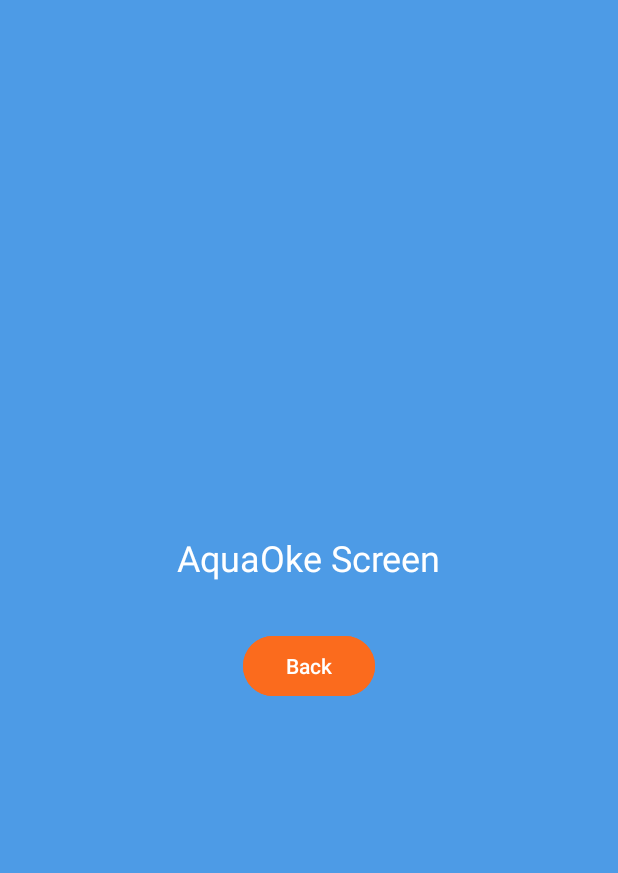
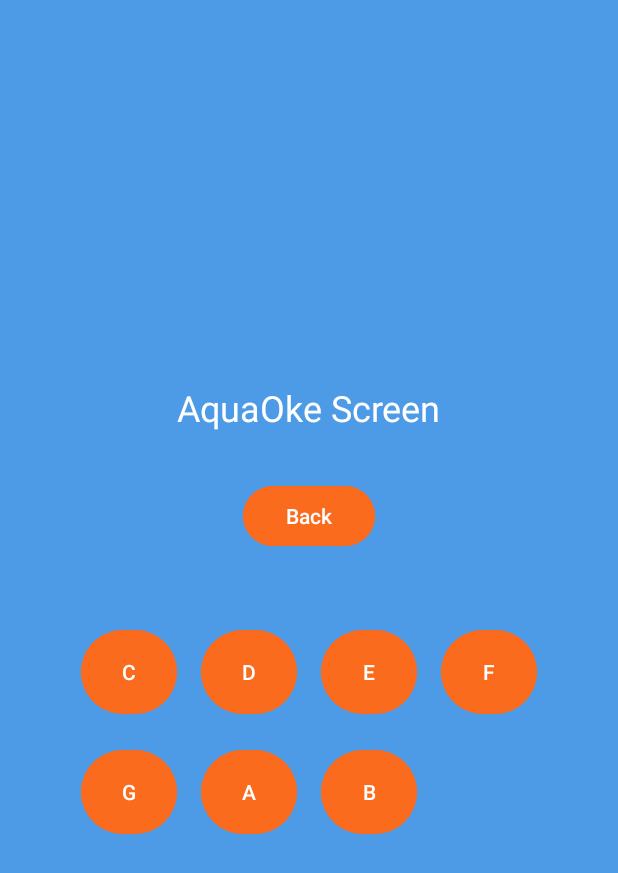
Before and after one commit to as6500/TidesOfCleania, an Android app: the AquaOke screen opened directly, with no data from a screen before it, on a phone screen of 412 x 824 dp. Shown: the top 873 px of the screen. Run offline under Robolectric (Android 15) with nearby library versions, the phone set to English and light mode, and no system bars.

Commit message:
added notes sounds to the companion app and playing around with how the sound plugin works

```diff
--- a/app/src/main/java/pt/iade/games/TidesOfCleania/AquaOke.kt
+++ b/app/src/main/java/pt/iade/games/TidesOfCleania/AquaOke.kt
@@ -4,8 +4,19 @@ import android.content.Intent
 import android.os.Bundle
 import android.widget.Button
 import androidx.appcompat.app.AppCompatActivity
+import android.media.AudioAttributes
+import android.media.SoundPool
 
 class AquaOke : AppCompatActivity() {
+    private lateinit var soundPool: SoundPool
+    private var si = 0
+    private var la = 0
+    private var sol = 0
+    private var fa = 0
+    private var mi = 0
+    private var re = 0
+    private var doo = 0
+
     override fun onCreate(savedInstanceState: Bundle?) {
         super.onCreate(savedInstanceState)
         setContentView(R.layout.activity_aquaoke)
@@ -17,5 +28,56 @@ class AquaOke : AppCompatActivity() {
             startActivity(intent)
             finish()
         }
+        // initialize soundpool
+        val audioAttributes = AudioAttributes.Builder()
+            .setUsage(AudioAttributes.USAGE_GAME)
+            .setContentType(AudioAttributes.CONTENT_TYPE_MUSIC)
+            .build()
+
+        soundPool = SoundPool.Builder()
+            .setMaxStreams(7)
+            .setAudioAttributes(audioAttributes)
+            .build()
+
+        // load notes
+        si = soundPool.load(this, R.raw.marimba_si, 1)
+        la = soundPool.load(this, R.raw.marimba_la, 1)
+        sol = soundPool.load(this, R.raw.marimba_sol, 1)
+        fa = soundPool.load(this, R.raw.marimba_fa, 1)
+        mi = soundPool.load(this, R.raw.marimba_mi, 1)
+        re = soundPool.load(this, R.raw.marimba_re, 1)
+        doo = soundPool.load(this, R.raw.marimba_do, 1)
+
+        //functions to play notes
+        fun playNoteDo() {
+            soundPool.play(doo, 1f, 1f, 0, 0, 1f)
+        }
+        fun playNoteRe() {
+            soundPool.play(re, 1f, 1f, 0, 0, 1f)
+        }
+        fun playNoteMi() {
+            soundPool.play(mi, 1f, 1f, 0, 0, 1f)
+        }
+        fun playNoteFa() {
+            soundPool.play(fa, 1f, 1f, 0, 0, 1f)
+        }
+        fun playNoteSol() {
+            soundPool.play(sol, 1f, 1f, 0, 0, 1f)
+        }
+        fun playNoteLa() {
+            soundPool.play(la, 1f, 1f, 0, 0, 1f)
+        }
+        fun playNoteSi() {
+            soundPool.play(si, 1f, 1f, 0, 0, 1f)
+        }
+
+        //buttons
+        findViewById<Button>(R.id.buttonC).setOnClickListener { playNoteDo() }
+        findViewById<Button>(R.id.buttonD).setOnClickListener { playNoteRe() }
+        findViewById<Button>(R.id.buttonE).setOnClickListener { playNoteMi() }
+        findViewById<Button>(R.id.buttonF).setOnClickListener { playNoteFa() }
+        findViewById<Button>(R.id.buttonG).setOnClickListener { playNoteSol() }
+        findViewById<Button>(R.id.buttonA).setOnClickListener { playNoteLa() }
+        findViewById<Button>(R.id.buttonB).setOnClickListener { playNoteSi() }
     }
 }
--- a/app/src/main/res/layout/activity_aquafit.xml
+++ b/app/src/main/res/layout/activity_aquafit.xml
@@ -5,7 +5,7 @@
     android:gravity="center"
     android:layout_width="match_parent"
     android:layout_height="match_parent"
-    tools:context="pt.iade.games.TidesOfCleania.AquaFit">
+    tools:context="pt.iade.games.TidesOfCleania.AquaOke">
 
     <TextView
         android:text="AquaFit Screen"
@@ -17,9 +17,9 @@
 
     <Button
         android:id="@+id/btnBack"
-        android:text="Back"
+        android:layout_width="wrap_content"
+        android:layout_height="wrap_content"
         android:backgroundTint="@color/res64_34"
         android:textColor="@color/res64_10"
-        android:layout_width="wrap_content"
-        android:layout_height="wrap_content"/>
+        android:text="Back" />
 </LinearLayout>
--- a/app/src/main/res/layout/activity_aquaoke.xml
+++ b/app/src/main/res/layout/activity_aquaoke.xml
@@ -5,8 +5,9 @@
     android:gravity="center"
     android:layout_width="match_parent"
     android:layout_height="match_parent"
-    tools:context="pt.iade.games.TidesOfCleania.AquaOke">
+    tools:context="pt.iade.games.TidesOfCleania.AquaFit">
 
+    <!-- Title -->
     <TextView
         android:text="AquaOke Screen"
         android:textSize="24sp"
@@ -15,11 +16,89 @@
         android:layout_width="wrap_content"
         android:layout_height="wrap_content"/>
 
+    <!-- Back Button -->
     <Button
         android:id="@+id/btnBack"
+        android:text="Back"
+        android:backgroundTint="@color/res64_17"
+        android:textColor="@color/res64_10"
         android:layout_width="wrap_content"
         android:layout_height="wrap_content"
-        android:backgroundTint="@color/res64_17"
-        android:textColor="@color/res64_10"
-        android:text="Back" />
+        android:layout_marginBottom="24dp"/>
+
+    <!-- Grid of Note Buttons -->
+    <GridLayout
+        android:id="@+id/gridNotes"
+        android:layout_width="wrap_content"
+        android:layout_height="wrap_content"
+        android:columnCount="4"
+        android:rowCount="2"
+        android:alignmentMode="alignMargins"
+        android:rowOrderPreserved="false"
+        android:layout_marginTop="16dp"
+        android:layout_gravity="center">
+
+        <Button
+            android:id="@+id/buttonC"
+            android:text="C"
+            android:backgroundTint="@color/res64_17"
+            android:layout_width="64dp"
+            android:layout_height="64dp"
+            android:layout_margin="8dp"
+            android:soundEffectsEnabled="false"/>
+
+        <Button
+            android:id="@+id/buttonD"
+            android:text="D"
+            android:backgroundTint="@color/res64_17"
+            android:layout_width="64dp"
+            android:layout_height="64dp"
+            android:layout_margin="8dp"
+            android:soundEffectsEnabled="false"/>
+
+        <Button
+            android:id="@+id/buttonE"
+            android:text="E"
+            android:backgroundTint="@color/res64_17"
+            android:layout_width="64dp"
+            android:layout_height="64dp"
+            android:layout_margin="8dp"
+            android:soundEffectsEnabled="false"/>
+
+        <Button
+            android:id="@+id/buttonF"
+            android:text="F"
+            android:backgroundTint="@color/res64_17"
+            android:layout_width="64dp"
+            android:layout_height="64dp"
+            android:layout_margin="8dp"
+            android:soundEffectsEnabled="false"/>
+
+        <Button
+            android:id="@+id/buttonG"
+            android:text="G"
+            android:backgroundTint="@color/res64_17"
+            android:layout_width="64dp"
+            android:layout_height="64dp"
+            android:layout_margin="8dp"
+            android:soundEffectsEnabled="false"/>
+
+        <Button
+            android:id="@+id/buttonA"
+            android:text="A"
+            android:backgroundTint="@color/res64_17"
+            android:layout_width="64dp"
+            android:layout_height="64dp"
+            android:layout_margin="8dp"
+            android:soundEffectsEnabled="false"/>
+
+        <Button
+            android:id="@+id/buttonB"
+            android:text="B"
+            android:backgroundTint="@color/res64_17"
+            android:layout_width="64dp"
+            android:layout_height="64dp"
+            android:layout_margin="8dp"
+            android:soundEffectsEnabled="false"/>
+    </GridLayout>
 </LinearLayout>
```
Also changed, not shown: 7 other files.
